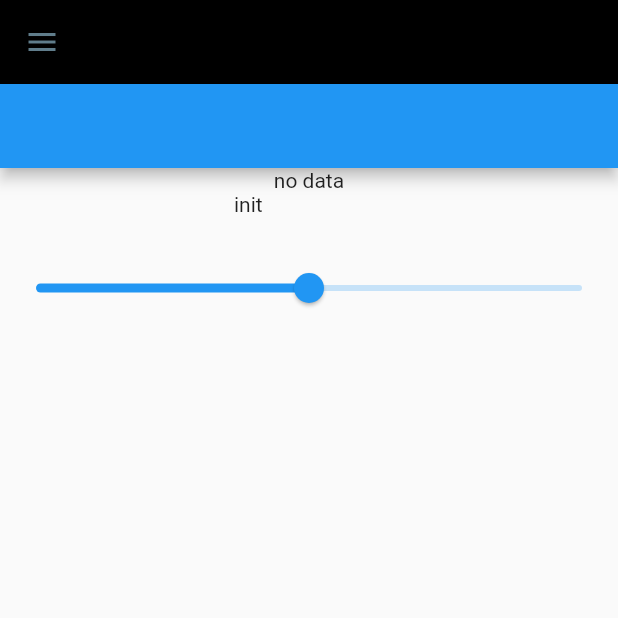
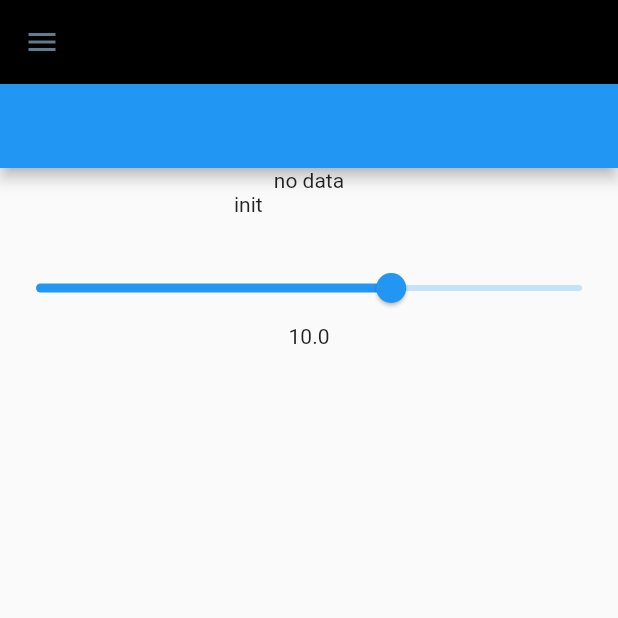
Before and after one commit to Jiffer/wanderers, a Flutter app: the screen it shows after launch, after a tap on "init", on a phone screen of 412 x 824 dp, the top half of it. Run offline on Flutter 3.47's test engine with Material 2 defaults, Android fonts, the phone set to English and light mode, and no system bars; our stand-ins replace flutter_linkify, google_maps_flutter, introduction_screen, latlong, webview_flutter; missing offline and left inert: flutter_pd.

Commit message:
moved pd to service via provider - not recieving listEvent data on Android

```diff
--- a/lib/app.dart
+++ b/lib/app.dart
@@ -2,6 +2,7 @@
 import 'package:flutter/material.dart';
 import 'package:provider/provider.dart';
 import 'package:wanderers/models/app_model.dart';
+import 'package:wanderers/shared/provider_setup.dart';
 import 'package:wanderers/views/home_page.dart';
 import 'package:wanderers/views/launch_page.dart';
 
@@ -11,8 +12,8 @@ class FiskeApp extends StatelessWidget {
   // This widget is the root of your application.
   @override
   Widget build(BuildContext context) {
-    return ChangeNotifierProvider(
-      create: (_) => AppModel(),
+    return MultiProvider(
+      providers: providersList,
       child: MaterialApp(
         title: 'Flutter Demo',
         theme: ThemeData(
--- /dev/null
+++ b/lib/models/location_model.dart
@@ -0,0 +1,44 @@
+import 'package:wanderers/shared/location_constants.dart';
+import 'package:wanderers/shared/ui_constants.dart';
+import 'package:flutter/rendering.dart';
+import 'package:latlong/latlong.dart';
+import 'package:google_maps_flutter/google_maps_flutter.dart' as goog;
+// import 'package:flutter_background_geolocation/flutter_background_geolocation.dart' as bg;
+
+
+class LocationModel {
+  LatLng rawLoc = LatLng(40.00373067259841, -105.26337386459677);
+  LatLng currentPosition = LatLng(40.00373067259841, -105.26337386459677);
+  //bg.Location locationVector;
+  LatLng? sunPosition;
+  double? distanceFromSun;
+  double? latDistanceFromSun;
+  double? lonDistanceFromSun;
+  double? userX; // relative to sun in meters
+  double? userY;
+  SPACE_REGIONS? currentRegion;
+  int? currentZone;
+  int? currentZoneDistance; // +/- from center of zone
+  double? currentZonePlaqueDistance;
+  bool inOrbitPathRange = false;
+  bool inPlaqueRange = false;
+  HOME_VIEW mapIndex = HOME_VIEW.START;
+  List<bool> objectPatchEnabled = [true, true, true, true, true, true, true, true, true, true, true, true, true];
+  bool toggleAllObjects = true;
+  List<bool> planetUISelected = [true, false, false, false, false];
+
+
+  LocationModel(){
+    rawLoc = LatLng(0, 0);
+    currentPosition = LatLng(-1, -1);
+    sunPosition = kPlaqueLocations[0];
+    distanceFromSun = -1;
+    latDistanceFromSun = -1;
+    lonDistanceFromSun = -1;
+    currentRegion = SPACE_REGIONS.UNDEFINED;
+    currentZone = -1;
+    currentZoneDistance = 1000000;
+    currentZonePlaqueDistance = 1000000;
+  }
+
+}
--- /dev/null
+++ b/lib/models/location_view_model.dart
@@ -0,0 +1,48 @@
+import 'dart:async';
+import 'dart:math';
+import 'package:wanderers/services/pd_service.dart';
+import 'package:wanderers/shared/location_constants.dart';
+import 'package:wanderers/models/location_model.dart';
+// import 'package:fiske/services/audio_service.dart';
+import 'package:wanderers/shared/ui_constants.dart';
+import 'package:flutter/cupertino.dart';
+import 'package:flutter/material.dart';
+// import 'package:flutter_background_geolocation/flutter_background_geolocation.dart' as bg;
+import 'package:flutter_pd/flutter_pd.dart';
+import 'package:latlong/latlong.dart';
+// import 'package:google_maps_flutter/google_maps_flutter.dart' as goog;
+// import 'package:audio_session/audio_session.dart';
+
+// LocationViewModel is more than just the view on the screen
+// this also includes the "sound view model"
+
+class LocationViewModel extends ChangeNotifier{
+  static LocationModel? _locationModel;
+  PdService? _pdService;
+  double orbitSpeedSlider = 0; // todo: set initial value make non-nullable
+  double orbitSpeed = pow(10, 1).toDouble();
+
+  // constructor
+  LocationViewModel({@required locationModel, @required pdService}){
+    _locationModel = locationModel;
+    //aService = audioService;
+    _pdService = pdService;
+    //orbitSpeed = .1;
+    //orbitSpeedSlider = -1;
+    //_initPlatformState(); // for geolocation
+  }
+
+  void openPatch(){
+    _pdService?.openSolarSystemPatch();
+  }
+
+  onOrbitSpeedChange(double value){
+    orbitSpeedSlider = value;
+    orbitSpeed = pow(10, value).toDouble();
+    _pdService?.sendOrbitSpeed(orbitSpeed);
+
+    notifyListeners();
+  }
+
+  Stream<ListEvent>? get orbitAngleListStream => _pdService?.orbitAngleListEvent;
+}
--- /dev/null
+++ b/lib/services/pd_patch_controller.dart
@@ -0,0 +1,60 @@
+import 'dart:async';
+import 'package:wanderers/shared/patch_constants.dart';
+import 'package:flutter_pd/flutter_pd.dart';
+
+class PdPatchController{
+  PdFileHandle? fileHandle;
+  String path = '/';
+  PdFlavors? flavor;
+  int? index;
+  // need to know if this one is open/closed fading in or out
+  bool isOpen = false;
+  bool isClosing = false; // if its open but fading to close? or can I just cancel the timer
+  Duration? fadeTime;
+  Timer? fadeTimer;
+  // messages that work for me
+  String? touchMessage;
+  String onOffMessage = '0';
+
+  PdPatchController(PdFlavors _flavor, int _index){
+    flavor = _flavor;
+    index = _index;
+    fadeTimer = Timer(Duration(seconds: 0), () =>{print('timer init')});
+    switch(_flavor){
+      case PdFlavors.SYSTEM:
+        path = kSystemPatchPath;
+        onOffMessage = 'none';
+        touchMessage = 'none';
+        fadeTime = Duration(seconds: 6);
+        break;
+      case PdFlavors.SUN:
+        path = kSunPatchPath;
+        onOffMessage = kOrbitPatchOnOff[0];
+        touchMessage = kSunTouchMessage;
+        fadeTime = Duration(seconds: 6);
+        break;
+      case PdFlavors.INNER:
+        path = kInnerPatchPath[_index];
+        onOffMessage = kInnerPatchOnOff[_index];
+        touchMessage = kInnerTouchMessage[_index];
+        fadeTime = Duration(seconds: 6);
+        break;
+      case PdFlavors.OUTER:
+        path = kOuterPatchPath[_index];
+        onOffMessage = kOuterPatchOnOff[_index];
+        touchMessage = kOuterTouchMessage[_index];
+        fadeTime = Duration(seconds: 6);
+        break;
+      case PdFlavors.ORBIT_PATH:
+        path = kOrbitPathsPatch[_index];
+        onOffMessage = kOrbitPatchOnOff[_index];
+        touchMessage = kOrbitTouchMessage[_index];
+        fadeTime = Duration(seconds: 6);
+        break;
+
+      default:
+        print(' do I know you?');
+        break;
+    }
+  }
+}
--- /dev/null
+++ b/lib/services/pd_service.dart
@@ -0,0 +1,123 @@
+
+import 'dart:async';
+
+import 'package:wanderers/services/pd_patch_controller.dart';
+import 'package:wanderers/shared/patch_constants.dart';
+import 'package:flutter_pd/flutter_pd.dart';
+
+class PdService {
+  // libPd
+  static final _pd = FlutterPd.instance;
+  static PdPatchController _solarSystemPatch = PdPatchController((PdFlavors.SYSTEM), 0);
+
+  Stream<ListEvent>? orbitAngleListEvent;
+
+  PdService(){
+    _setupPd();
+  }
+
+  ///////// DO NOT USE ME///////////
+  Future<void> restartPd() async {
+    // _pd.close(_solarSystemPatch.fileHandle.handle);
+    _solarSystemPatch?.fileHandle?.close();
+
+    // _pd = FlutterPd.instance; // ?????
+    // https://www.oreilly.com/library/view/making-musical-apps/9781449331375/ch04.html
+    // await _setupPd(); // need to call initAudio with restart = true ??
+    // await _pd.startPd();
+    print('restarting');
+    await _pd.restartAudio(false);
+    //do I need to also call pdbase.release() ? and/or  [PdBase setDispatcher:nil]
+    openSolarSystemPatch();
+  }
+  Future<void> closePdPatch() async {
+    // _pd.close(_solarSystemPatch.fileHandle.handle);
+    _solarSystemPatch?.fileHandle?.close();
+
+  }
+  Future<void> restartPdReopenPatch() async {
+    print('restarting and opening');
+    await _pd.restartAudio(false);
+    //do I need to also call pdbase.release() ? and/or  [PdBase setDispatcher:nil]
+    openSolarSystemPatch();
+  }
+
+  Future<bool> _setupPd() async {
+    await _pd.startPd();
+    await _pd.startAudio(
+      requireInput: false,
+    );
+
+    orbitAngleListEvent = _orbitAngleListEvent().asBroadcastStream();
+
+    return true;
+  }
+
+  void openSolarSystemPatch() async{
+    if(!_solarSystemPatch.isOpen) {
+      print('checking if open');
+      _solarSystemPatch?.isOpen = true;
+      _solarSystemPatch?.fileHandle = await _pd.openAsset(_solarSystemPatch.path);
+
+      await _pd.startAudio(
+               requireInput: false,
+             );
+
+      print('opened solar system: ${_solarSystemPatch.isOpen}');
+    }
+  }
+
+  ////////////////////////////////////////
+  // send 1 to ramp sun sound on
+  // send 0 to ramp sun sound off
+  void sendOnOff(int index, bool value){
+    //print('sending ${kOrbitPatchOnOff[index]}, $value');
+    if(value)
+      _pd.send(kOrbitPatchOnOff[index], 1);
+    else _pd.send(kOrbitPatchOnOff[index], 0);
+  }
+
+  void initSequence(){
+    _pd.send('initSequence', 1);
+  }
+
+  void startSystem(){
+    _pd.send('startSystem', 1);
+  }
+
+  void sendSunOnOff(double value){
+    _pd.send(_solarSystemPatch.onOffMessage, value);
+  }
+
+  void sendSunVolume(double value){
+    _pd.send(kSunVolumeMessage, value);
+  }
+
+  void sendWaveformSelect(double value){
+    _pd.send('waveformSelect', value);
+  }
+
+  void updateUserLocation(double x, double y){
+    _pd.send(kSendUserX, x);
+    _pd.send(kSendUserY, y);
+  }
+
+  void setHearingRange(double newRange){
+    _pd.send('hearingRange', newRange);
+  }
+
+
+  void sendOrbitSpeed(double value){
+    _pd.send('orbitSpeed', value);
+  }
+  void sendHeading(double value){
+    //print('sending $value');
+    _pd.send('heading', value);
+  }
+
+  Stream<ListEvent> _orbitAngleListEvent() async*{
+
+    yield* _pd.receive('orbitAngleList').where((it) => it is ListEvent).cast();
+  }
+
+}
--- a/lib/views/home_page.dart
+++ b/lib/views/home_page.dart
@@ -1,5 +1,8 @@
 import 'package:flutter/material.dart';
-import 'package:flutter_pd/flutter_pd.dart';
+import 'package:flutter_pd/pd_event.dart';
+import 'package:provider/provider.dart';
+
+import '../models/location_view_model.dart';
 
 class HomePage extends StatefulWidget {
   const HomePage({Key? key}) : super(key: key);
@@ -10,50 +13,51 @@ class HomePage extends StatefulWidget {
 }
 
 class _HomePageState extends State<HomePage> {
-  final _pd = FlutterPd.instance;
-  late PdFileHandle _pdFileHandle;
 
+  // final _pd = FlutterPd.instance;
+  // late PdFileHandle _pdFileHandle;
   final _assetPath = 'assets/patches/SolarSystem_noSound.pd';
 
   double _sliderValue = 0.5;
 
-  late Stream<ListEvent> _pdEvent;
+  // late Stream<ListEvent> _pdEvent;
 
   @override
   void initState() {
     super.initState();
-    _pdEvent = _receivePdEvent();
+    // _pdEvent = _receivePdEvent();
 
   }
 
   @override
   void dispose() {
-    _pdFileHandle.close();
-    _pd.stopPd();
+    // _pdFileHandle.close();
+    // _pd.stopPd();
     super.dispose();
   }
 
 
   /// Prepare pd and setup Stream from pd.
-  Stream<ListEvent> _receivePdEvent() async* {
-    final hasPermission = await _pd.checkPermission();
-    if (!hasPermission) {
-      return;
-    }
-
-    await _pd.startPd();
-
-    _pdFileHandle = await _pd.openAsset(_assetPath);
-
-    await _pd.startAudio(
-      requireInput: false,
-    );
-    yield* _pd.receive('orbitAngleList').where((it) => it is ListEvent).cast();
-    // yield* _pd.receive('snappy').where((it) => it is FloatEvent).cast();
-  }
+  // Stream<ListEvent> _receivePdEvent() async* {
+  //   final hasPermission = await _pd.checkPermission();
+  //   if (!hasPermission) {
+  //     return;
+  //   }
+  //
+  //   await _pd.startPd();
+  //
+  //   _pdFileHandle = await _pd.openAsset(_assetPath);
+  //
+  //   await _pd.startAudio(
+  //     requireInput: false,
+  //   );
+  //   yield* _pd.receive('orbitAngleList').where((it) => it is ListEvent).cast();
+  //   // yield* _pd.receive('snappy').where((it) => it is FloatEvent).cast();
+  // }
 
   @override
   Widget build(BuildContext context) {
+    LocationViewModel _lvm = Provider.of<LocationViewModel>(context, listen: false);
     return Scaffold(
       appBar: AppBar(
         title: Text(widget.title),
@@ -61,7 +65,7 @@ class _HomePageState extends State<HomePage> {
       body: Column(
         children: [
           StreamBuilder<ListEvent>(
-              stream: _pdEvent,
+              stream: _lvm.orbitAngleListStream,
               builder: (context, snapshot) {
                 if(snapshot.hasData) {
                   final event = snapshot.data;
@@ -77,22 +81,29 @@ class _HomePageState extends State<HomePage> {
           ),
           Slider(
               onChanged: _sendSlider,
-              value: _sliderValue
+              value: _lvm.orbitSpeedSlider,
+            min:-1.301,
+            max: 0.69896
           ),
+          Text('${_lvm.orbitSpeed}'),
         ],
       ),
     );
   }
 
   void _sendSlider(double value) {
+    LocationViewModel lvm = Provider.of<LocationViewModel>(context, listen: false);
     // send to Pd
-    _pd.send('orbitSpeed', value);
+    lvm.onOrbitSpeedChange(value);
     setState((){
       _sliderValue = value;
     });
   }
 
   void _sendTap(){
-    _pd.send('initSequence', 1);
+    LocationViewModel lvm = Provider.of<LocationViewModel>(context, listen: false);
+    print('opening patch');
+    lvm.openPatch();
+    //_pd.send('initSequence', 1);
   }
 }
```
Also changed, not shown: lib/shared/patch_constants.dart (added, +115 -0 lines), lib/shared/provider_setup.dart (added, +44 -0 lines), 1 other file.
